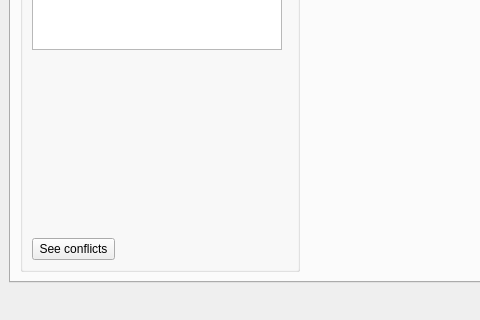
First picture: the form in gitbuster/main_window.ui, repository mike-perdide/gitbuster, before the edit; both pictures show x 0 to 480 and y 388 to 708 of the 1077 by 708 pixel window.
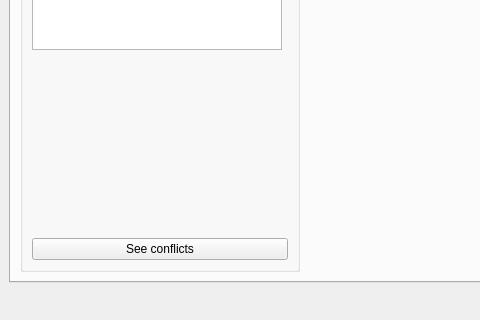
Second picture: the form after the edit. Icons and pictures are not drawn.

Commit message: Making the conflicts button bigger.

What changed in the file:
```diff
--- a/gitbuster/main_window.ui
+++ b/gitbuster/main_window.ui
@@ -365,7 +365,7 @@
              </property>
             </spacer>
            </item>
-           <item row="8" column="0">
+           <item row="8" column="0" colspan="2">
             <widget class="QPushButton" name="conflictsButton">
              <property name="text">
               <string>See conflicts</string>
```
